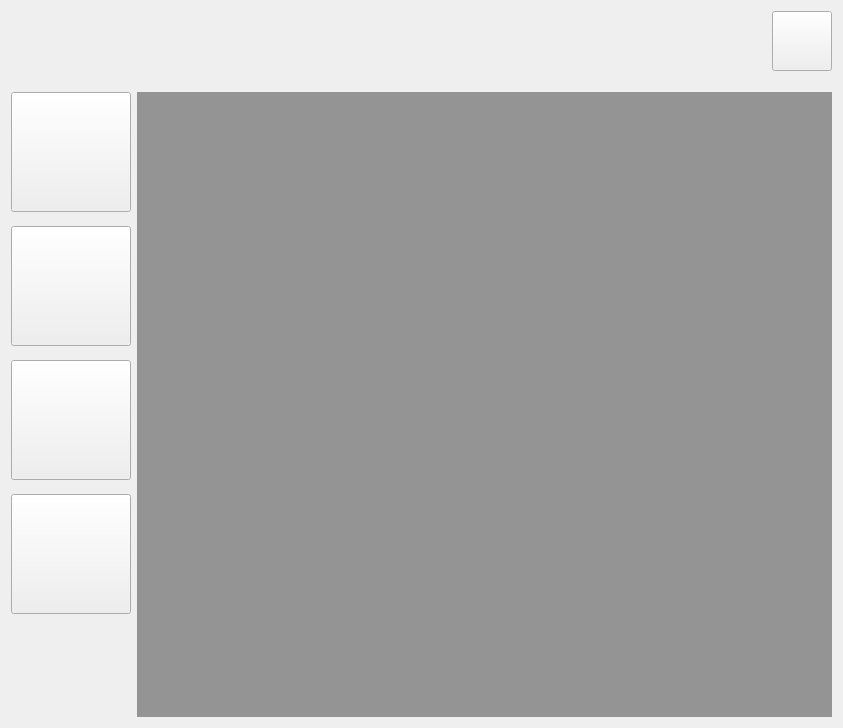
First picture: the form in Qt/ERP/formcenter.ui, repository superp2017/NTERP, before the edit.
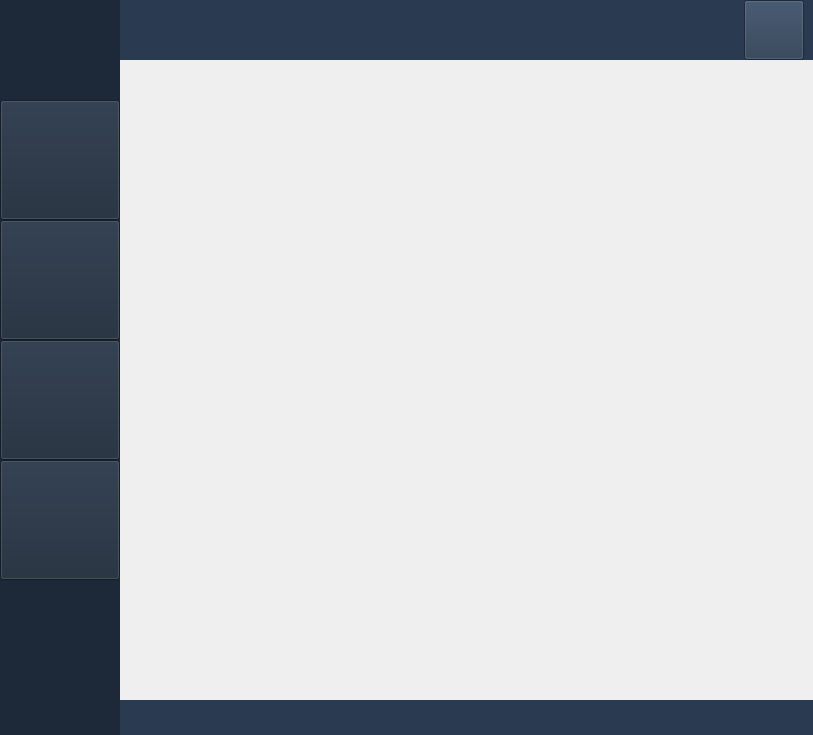
Second picture: the form after the edit. Icons and pictures are not drawn.

```diff
--- a/Qt/ERP/formcenter.ui
+++ b/Qt/ERP/formcenter.ui
@@ -6,65 +6,93 @@
    <rect>
     <x>0</x>
     <y>0</y>
-    <width>843</width>
-    <height>728</height>
+    <width>813</width>
+    <height>735</height>
    </rect>
   </property>
   <property name="windowTitle">
    <string>Form</string>
   </property>
   <layout class="QGridLayout" name="gridLayout">
+   <property name="leftMargin">
+    <number>0</number>
+   </property>
+   <property name="topMargin">
+    <number>0</number>
+   </property>
+   <property name="rightMargin">
+    <number>0</number>
+   </property>
+   <property name="bottomMargin">
+    <number>0</number>
+   </property>
+   <property name="horizontalSpacing">
+    <number>0</number>
+   </property>
    <item row="0" column="0">
-    <layout class="QHBoxLayout" name="horizontalLayout">
-     <item>
-      <spacer name="horizontalSpacer">
-       <property name="orientation">
-        <enum>Qt::Horizontal</enum>
-       </property>
-       <property name="sizeHint" stdset="0">
-        <size>
-         <width>40</width>
-         <height>20</height>
-        </size>
-       </property>
-      </spacer>
-     </item>
-     <item>
-      <widget class="QPushButton" name="exit">
+    <widget class="QWidget" name="widget" native="true">
        <property name="minimumSize">
         <size>
-         <width>60</width>
-         <height>60</height>
+       <width>120</width>
+       <height>0</height>
         </size>
        </property>
        <property name="maximumSize">
         <size>
-         <width>16777215</width>
+       <width>120</width>
          <height>16777215</height>
         </size>
        </property>
        <property name="styleSheet">
-        <string notr="true">border-image: url(:/icon/SignoutFront.png);
-border-image: url(:/icon/SignInoutpng.png);
-border-image: url(:/icon/SignoutAFter.png);</string>
+      <string notr="true">background-color: rgb(29, 41, 57);</string>
+     </property>
+     <layout class="QVBoxLayout" name="verticalLayout_2">
+      <property name="spacing">
+       <number>0</number>
+      </property>
+      <property name="leftMargin">
+       <number>0</number>
+      </property>
+      <property name="topMargin">
+       <number>0</number>
+      </property>
+      <property name="bottomMargin">
+       <number>0</number>
+      </property>
+      <item>
+       <widget class="QLabel" name="label">
+        <property name="minimumSize">
+         <size>
+          <width>120</width>
+          <height>100</height>
+         </size>
+        </property>
+        <property name="maximumSize">
+         <size>
+          <width>120</width>
+          <height>100</height>
+         </size>
+        </property>
+        <property name="styleSheet">
+         <string notr="true"/>
        </property>
        <property name="text">
         <string/>
        </property>
-      </widget>
-     </item>
-    </layout>
-   </item>
-   <item row="1" column="0">
-    <layout class="QHBoxLayout" name="horizontalLayout_2">
-     <property name="topMargin">
-      <number>15</number>
-     </property>
-     <item>
-      <layout class="QVBoxLayout" name="verticalLayout">
-       <property name="spacing">
-        <number>14</number>
-       </property>
+        <property name="pixmap">
+         <pixmap resource="res.qrc">:/icon/logo.png</pixmap>
+        </property>
+        <property name="scaledContents">
+         <bool>true</bool>
+        </property>
+        <property name="alignment">
+         <set>Qt::AlignCenter</set>
+        </property>
+        <property name="margin">
+         <number>0</number>
+        </property>
+       </widget>
+      </item>
        <item>
         <widget class="QToolButton" name="order_btn">
          <property name="minimumSize">
@@ -184,17 +212,136 @@
         </spacer>
        </item>
       </layout>
+    </widget>
+   </item>
+   <item row="0" column="1">
+    <layout class="QVBoxLayout" name="verticalLayout">
+     <property name="spacing">
+      <number>0</number>
+     </property>
+     <item>
+      <widget class="QWidget" name="widget_2" native="true">
+       <property name="minimumSize">
+        <size>
+         <width>0</width>
+         <height>60</height>
+        </size>
+       </property>
+       <property name="maximumSize">
+        <size>
+         <width>16777215</width>
+         <height>60</height>
+        </size>
+       </property>
+       <property name="styleSheet">
+        <string notr="true">
+background-color: rgb(41, 58, 81);</string>
+       </property>
+       <layout class="QHBoxLayout" name="horizontalLayout">
+        <property name="topMargin">
+         <number>0</number>
+        </property>
+        <property name="bottomMargin">
+         <number>0</number>
+        </property>
+        <item>
+         <spacer name="horizontalSpacer">
+          <property name="orientation">
+           <enum>Qt::Horizontal</enum>
+          </property>
+          <property name="sizeHint" stdset="0">
+           <size>
+            <width>40</width>
+            <height>20</height>
+           </size>
+          </property>
+         </spacer>
+        </item>
+        <item>
+         <widget class="QPushButton" name="exit">
+          <property name="minimumSize">
+           <size>
+            <width>60</width>
+            <height>60</height>
+           </size>
+          </property>
+          <property name="maximumSize">
+           <size>
+            <width>60</width>
+            <height>60</height>
+           </size>
+          </property>
+          <property name="styleSheet">
+           <string notr="true"/>
+          </property>
+          <property name="text">
+           <string/>
+          </property>
+         </widget>
+        </item>
+       </layout>
+      </widget>
      </item>
      <item>
       <widget class="QStackedWidget" name="stackedWidget">
        <property name="styleSheet">
-        <string notr="true">background-color: rgb(148, 148, 148);</string>
+        <string notr="true"/>
        </property>
       </widget>
      </item>
-    </layout>
-   </item>
-  </layout>
+     <item>
+      <widget class="QWidget" name="widget_3" native="true">
+       <property name="minimumSize">
+        <size>
+         <width>0</width>
+         <height>35</height>
+        </size>
+       </property>
+       <property name="maximumSize">
+        <size>
+         <width>16777215</width>
+         <height>35</height>
+        </size>
+       </property>
+       <property name="styleSheet">
+        <string notr="true">background-color: rgb(41, 58, 81);</string>
+       </property>
+       <layout class="QHBoxLayout" name="horizontalLayout_2">
+        <property name="leftMargin">
+         <number>6</number>
+        </property>
+        <property name="topMargin">
+         <number>0</number>
+        </property>
+        <property name="bottomMargin">
+         <number>0</number>
+        </property>
+        <item>
+         <widget class="QLabel" name="label_msg">
+          <property name="text">
+           <string/>
+          </property>
+         </widget>
+        </item>
+        <item>
+         <spacer name="horizontalSpacer_2">
+          <property name="orientation">
+           <enum>Qt::Horizontal</enum>
+          </property>
+          <property name="sizeHint" stdset="0">
+           <size>
+            <width>40</width>
+            <height>20</height>
+           </size>
+          </property>
+         </spacer>
+        </item>
+       </layout>
+      </widget>
+     </item>
+    </layout>
+   </item>
+  </layout>
  </widget>
  <resources/>
  <connections/>
```
Left out of the diff: 20 changed lines with no effect on the pictures. Lines whose indentation alone changed are shown as unchanged.
